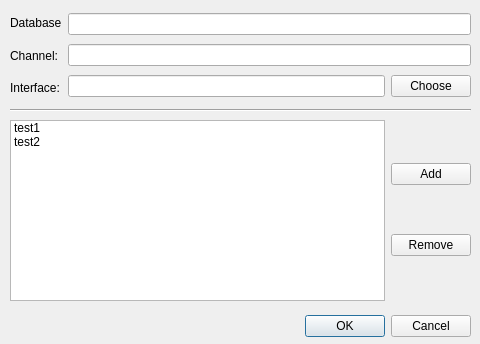
Qt form qt/designs/options_dialog.ui (MarvinCS/DNS_Sniffer) before a commit.
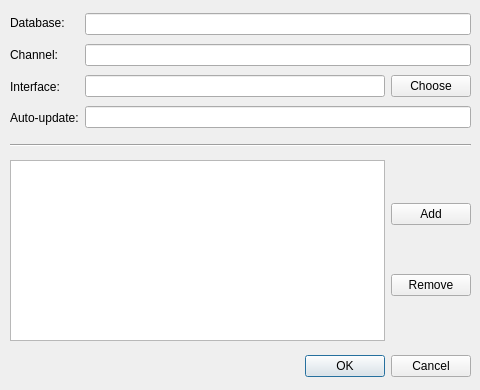
The same form after that commit.

```diff
--- a/qt/designs/options_dialog.ui
+++ b/qt/designs/options_dialog.ui
@@ -7,7 +7,7 @@
     <x>0</x>
     <y>0</y>
     <width>480</width>
-    <height>344</height>
+    <height>390</height>
    </rect>
   </property>
   <property name="windowTitle">
@@ -17,7 +17,7 @@
    <property name="geometry">
     <rect>
      <x>10</x>
-     <y>310</y>
+     <y>350</y>
      <width>461</width>
      <height>32</height>
     </rect>
@@ -35,7 +35,7 @@
      <x>10</x>
      <y>10</y>
      <width>461</width>
-     <height>91</height>
+     <height>121</height>
     </rect>
    </property>
    <layout class="QHBoxLayout" name="horizontalLayout">
@@ -44,7 +44,7 @@
       <item>
        <widget class="QLabel" name="lbl_database">
         <property name="text">
-         <string>Database</string>
+         <string>Database:</string>
         </property>
        </widget>
       </item>
@@ -62,6 +62,13 @@
         </property>
        </widget>
       </item>
+      <item>
+       <widget class="QLabel" name="lbl_auto_update">
+        <property name="text">
+         <string>Auto-update:</string>
+        </property>
+       </widget>
+      </item>
      </layout>
     </item>
     <item>
@@ -86,6 +93,9 @@
         </item>
        </layout>
       </item>
+      <item>
+       <widget class="QLineEdit" name="ti_auto_update"/>
+      </item>
      </layout>
     </item>
    </layout>
@@ -94,9 +104,9 @@
    <property name="geometry">
     <rect>
      <x>10</x>
-     <y>100</y>
+     <y>130</y>
      <width>461</width>
-     <height>21</height>
+     <height>31</height>
     </rect>
    </property>
    <property name="orientation">
@@ -107,25 +117,14 @@
    <property name="geometry">
     <rect>
      <x>10</x>
-     <y>120</y>
+     <y>160</y>
      <width>461</width>
      <height>181</height>
     </rect>
    </property>
    <layout class="QHBoxLayout" name="horizontalLayout_3">
     <item>
-     <widget class="QListWidget" name="lv_domains">
-      <item>
-       <property name="text">
-        <string>test1</string>
-       </property>
-      </item>
-      <item>
-       <property name="text">
-        <string>test2</string>
-       </property>
-      </item>
-     </widget>
+     <widget class="QListWidget" name="lv_domains"/>
     </item>
     <item>
      <layout class="QVBoxLayout" name="verticalLayout_4">
```
Left out of the diff: 1 changed line with no effect on the pictures.
